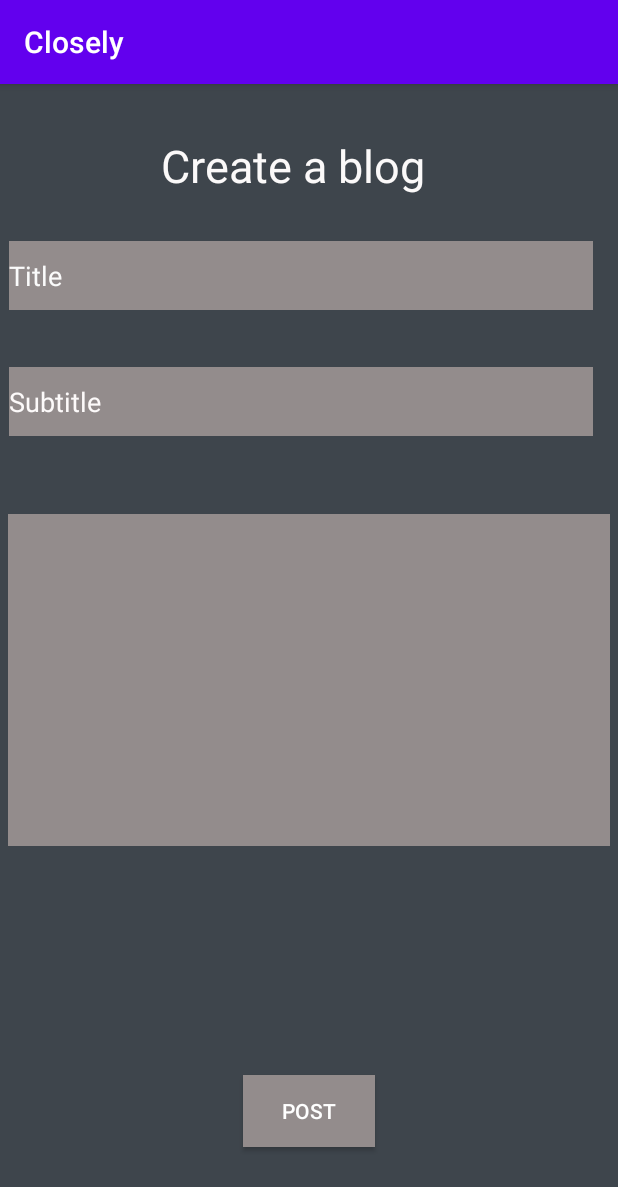
After one commit to RonanQuill/Closely, an Android app: the fragment PostFragment shown on its own in the app's theme, on a phone screen of 412 x 824 dp. The commit adds this screen. Shown: the top 1187 px of the screen. Run offline under Robolectric (Android 15) with nearby library versions, the phone set to English and light mode, and no system bars.

Commit message:
Blog page

```diff
--- a/app/src/main/java/cs4084/closely/MainActivity.java
+++ b/app/src/main/java/cs4084/closely/MainActivity.java
@@ -1,10 +1,14 @@
 package cs4084.closely;
 
 import android.os.Bundle;
+import android.view.View;
+import android.widget.Button;
 import android.widget.Toast;
 
 import androidx.annotation.NonNull;
 import androidx.appcompat.app.AppCompatActivity;
+import androidx.fragment.app.Fragment;
+import androidx.fragment.app.FragmentTransaction;
 
 import com.google.android.gms.tasks.OnCompleteListener;
 import com.google.android.gms.tasks.Task;
@@ -19,7 +23,6 @@ public class MainActivity extends AppCompatActivity {
     protected void onCreate(Bundle savedInstanceState) {
         super.onCreate(savedInstanceState);
         setContentView(R.layout.activity_main);
-
         FirebaseAuth auth = FirebaseAuth.getInstance();
 
         auth.signInWithEmailAndPassword("test@email.com", "password")
--- /dev/null
+++ b/app/src/main/java/cs4084/closely/PostFragment.java
@@ -0,0 +1,64 @@
+package cs4084.closely;
+
+import android.os.Bundle;
+
+import androidx.fragment.app.Fragment;
+
+import android.view.LayoutInflater;
+import android.view.View;
+import android.view.ViewGroup;
+
+
+/**
+ * A simple {@link Fragment} subclass.
+ * Use the {@link PostFragment#newInstance} factory method to
+ * create an instance of this fragment.
+ */
+public class PostFragment extends Fragment {
+    // TODO: Rename parameter arguments, choose names that match
+    // the fragment initialization parameters, e.g. ARG_ITEM_NUMBER
+    private static final String ARG_PARAM1 = "param1";
+    private static final String ARG_PARAM2 = "param2";
+
+    // TODO: Rename and change types of parameters
+    private String mParam1;
+    private String mParam2;
+
+    public PostFragment() {
+        // Required empty public constructor
+    }
+
+    /**
+     * Use this factory method to create a new instance of
+     * this fragment using the provided parameters.
+     *
+     * @param param1 Parameter 1.
+     * @param param2 Parameter 2.
+     * @return A new instance of fragment PostFragment.
+     */
+    // TODO: Rename and change types and number of parameters
+    public static PostFragment newInstance(String param1, String param2) {
+        PostFragment fragment = new PostFragment();
+        Bundle args = new Bundle();
+        args.putString(ARG_PARAM1, param1);
+        args.putString(ARG_PARAM2, param2);
+        fragment.setArguments(args);
+        return fragment;
+    }
+
+    @Override
+    public void onCreate(Bundle savedInstanceState) {
+        super.onCreate(savedInstanceState);
+        if (getArguments() != null) {
+            mParam1 = getArguments().getString(ARG_PARAM1);
+            mParam2 = getArguments().getString(ARG_PARAM2);
+        }
+    }
+
+    @Override
+    public View onCreateView(LayoutInflater inflater, ViewGroup container,
+                             Bundle savedInstanceState) {
+        // Inflate the layout for this fragment
+        return inflater.inflate(R.layout.post_fragment, container, false);
+    }
+}
--- a/app/src/main/res/layout/activity_main.xml
+++ b/app/src/main/res/layout/activity_main.xml
@@ -17,4 +17,5 @@
         app:layout_constraintEnd_toEndOf="parent"
         app:layout_constraintStart_toStartOf="parent"
         app:layout_constraintTop_toTopOf="parent" />
+
 </androidx.constraintlayout.widget.ConstraintLayout>
--- /dev/null
+++ b/app/src/main/res/layout/post_fragment.xml
@@ -0,0 +1,81 @@
+<?xml version="1.0" encoding="utf-8"?>
+<androidx.constraintlayout.widget.ConstraintLayout xmlns:android="http://schemas.android.com/apk/res/android"
+    xmlns:app="http://schemas.android.com/apk/res-auto"
+    xmlns:tools="http://schemas.android.com/tools"
+    android:layout_width="match_parent"
+    android:layout_height="match_parent"
+    tools:context=".PostFragment">
+
+    <EditText
+        android:id="@+id/title"
+        android:layout_width="389dp"
+        android:layout_height="46dp"
+        android:background="#938C8C"
+        android:ems="10"
+        android:inputType="textPersonName"
+        android:text="Title"
+        android:textColor="#FBFBFB"
+        app:layout_constraintBottom_toBottomOf="parent"
+        app:layout_constraintEnd_toEndOf="parent"
+        app:layout_constraintHorizontal_bias="0.272"
+        app:layout_constraintStart_toStartOf="parent"
+        app:layout_constraintTop_toTopOf="parent"
+        app:layout_constraintVertical_bias="0.145" />
+
+    <EditText
+        android:id="@+id/subtitle"
+        android:layout_width="389dp"
+        android:layout_height="46dp"
+        android:background="#938C8C"
+        android:ems="10"
+        android:inputType="textPersonName"
+        android:text="Subtitle"
+        android:textColor="#FDFAFA"
+        app:layout_constraintBottom_toBottomOf="parent"
+        app:layout_constraintEnd_toEndOf="parent"
+        app:layout_constraintHorizontal_bias="0.272"
+        app:layout_constraintStart_toStartOf="parent"
+        app:layout_constraintTop_toTopOf="parent"
+        app:layout_constraintVertical_bias="0.261" />
+
+    <EditText
+        android:id="@+id/content"
+        android:layout_width="401dp"
+        android:layout_height="221dp"
+        android:background="#938C8C"
+        android:ems="10"
+        android:gravity="start|top"
+        android:inputType="textMultiLine"
+        app:layout_constraintBottom_toBottomOf="parent"
+        app:layout_constraintEnd_toEndOf="parent"
+        app:layout_constraintStart_toStartOf="parent"
+        app:layout_constraintTop_toTopOf="parent"
+        app:layout_constraintVertical_bias="0.525" />
+
+    <Button
+        android:id="@+id/postbutton"
+        android:layout_width="wrap_content"
+        android:layout_height="wrap_content"
+        android:background="#938C8C"
+        android:text="Post"
+        android:textColor="#FFFFFF"
+        app:layout_constraintBottom_toBottomOf="parent"
+        app:layout_constraintEnd_toEndOf="parent"
+        app:layout_constraintStart_toStartOf="parent"
+        app:layout_constraintTop_toTopOf="parent"
+        app:layout_constraintVertical_bias="0.918" />
+
+    <TextView
+        android:id="@+id/textView"
+        android:layout_width="wrap_content"
+        android:layout_height="wrap_content"
+        android:text="Create a blog"
+        android:textColor="#FBF9F9"
+        android:textSize="30sp"
+        app:layout_constraintBottom_toBottomOf="parent"
+        app:layout_constraintEnd_toEndOf="parent"
+        app:layout_constraintHorizontal_bias="0.456"
+        app:layout_constraintStart_toStartOf="parent"
+        app:layout_constraintTop_toTopOf="parent"
+        app:layout_constraintVertical_bias="0.047" />
+</androidx.constraintlayout.widget.ConstraintLayout>
```
